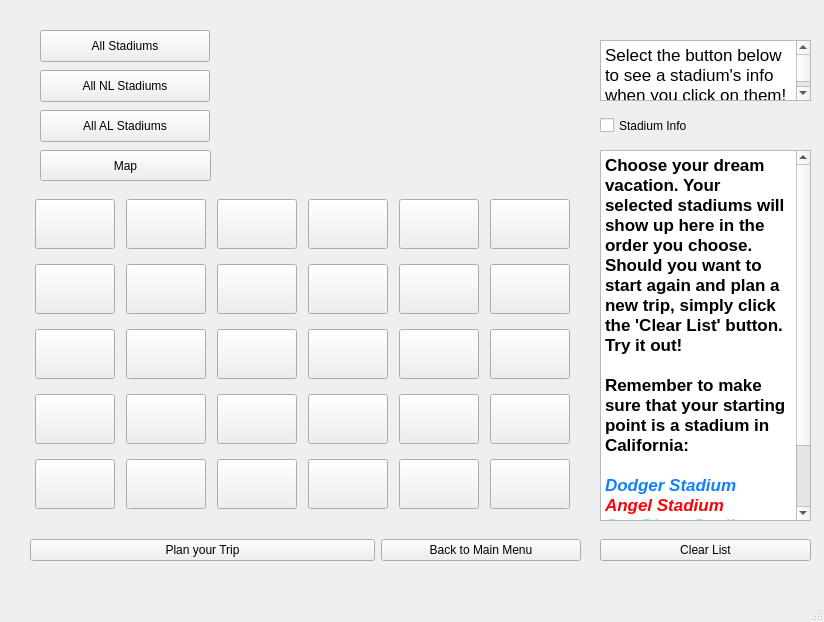
The window that mainwindow.ui (WinterCS003/Project-2) describes before a commit, drawn with Qt 5.
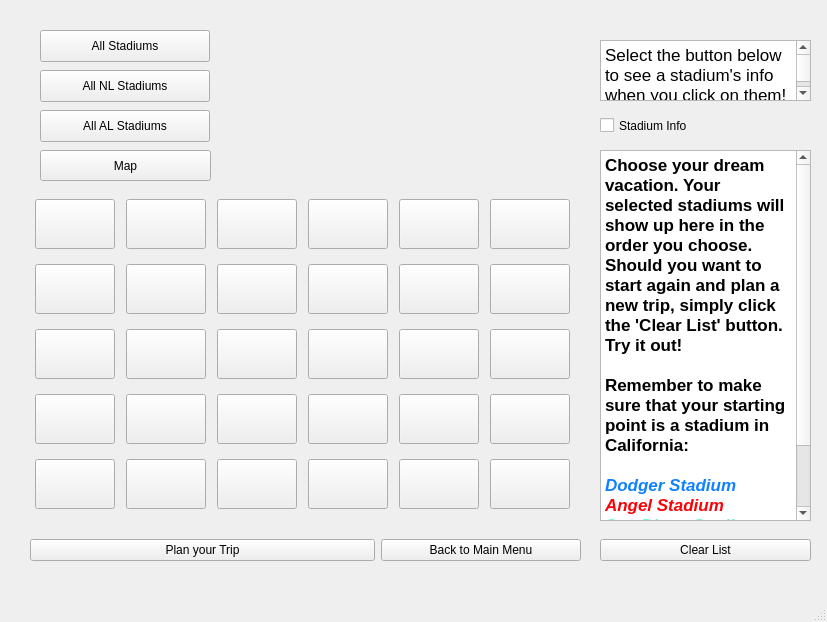
The same window after the commit. The open tabs and pages were chosen to show the change. Icons and pictures are not drawn.

```diff
--- a/mainwindow.ui
+++ b/mainwindow.ui
@@ -6,7 +6,7 @@
    <rect>
     <x>0</x>
     <y>0</y>
-    <width>824</width>
+    <width>827</width>
     <height>622</height>
    </rect>
   </property>
```
Left out of the diff: 8 changed lines with no effect on the pictures.
